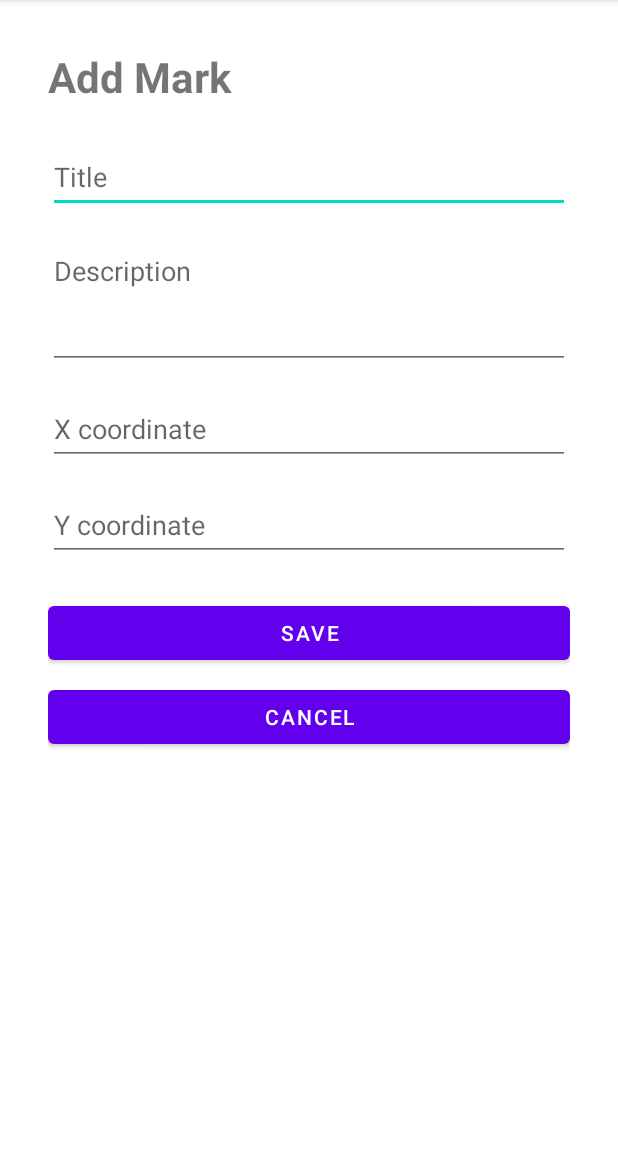
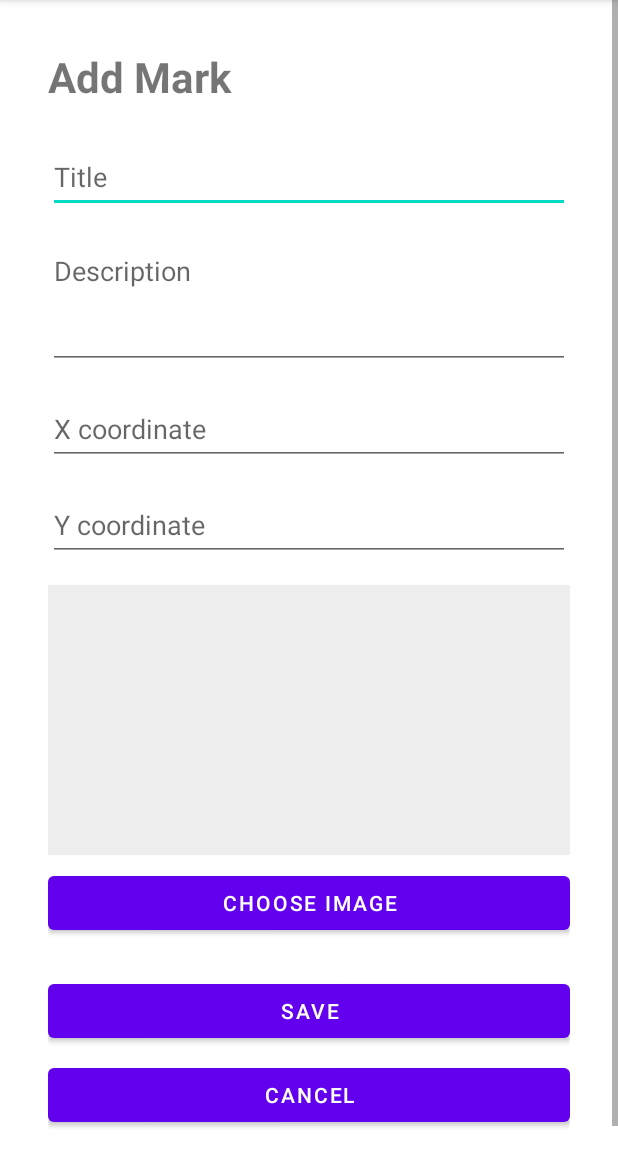
Before and after one commit to sunzhengchew/PlacemarkDemo-lab1, an Android app: the AddEditActivity screen opened directly, with no data from a screen before it, on a phone screen of 412 x 824 dp, the part 84-1236 px from its top. Run offline under Robolectric (Android 15) with nearby library versions, the phone set to English and light mode, and no system bars.

Commit message:
feat: add placemark image selection and preview

```diff
--- a/app/src/main/res/layout/activity_add_edit.xml
+++ b/app/src/main/res/layout/activity_add_edit.xml
@@ -56,6 +56,23 @@
             android:inputType="numberDecimal|numberSigned"
             android:minHeight="48dp" />
 
+        <ImageView
+            android:id="@+id/markImage"
+            android:layout_width="match_parent"
+            android:layout_height="180dp"
+            android:layout_marginTop="16dp"
+            android:adjustViewBounds="true"
+            android:background="#EEEEEE"
+            android:contentDescription="Selected image"
+            android:scaleType="centerCrop" />
+
+        <Button
+            android:id="@+id/chooseImageButton"
+            android:layout_width="match_parent"
+            android:layout_height="wrap_content"
+            android:layout_marginTop="8dp"
+            android:text="Choose Image" />
+
         <Button
             android:id="@+id/saveButton"
             android:layout_width="match_parent"
```
Also changed, not shown: app/src/main/java/org/setu/placemark/AddEditActivity.kt (+67 -24 lines), app/src/main/java/org/setu/placemark/PlacedMarkAdapter.kt (+15 -1 lines), app/src/main/java/org/setu/placemark/models/PlacemarkMemStore.kt (+6 -3 lines), app/src/main/java/org/setu/placemark/models/PlacemarkModel.kt (+19 -4 lines), app/src/main/res/layout/item_placed_mark.xml (+9 -0 lines).
